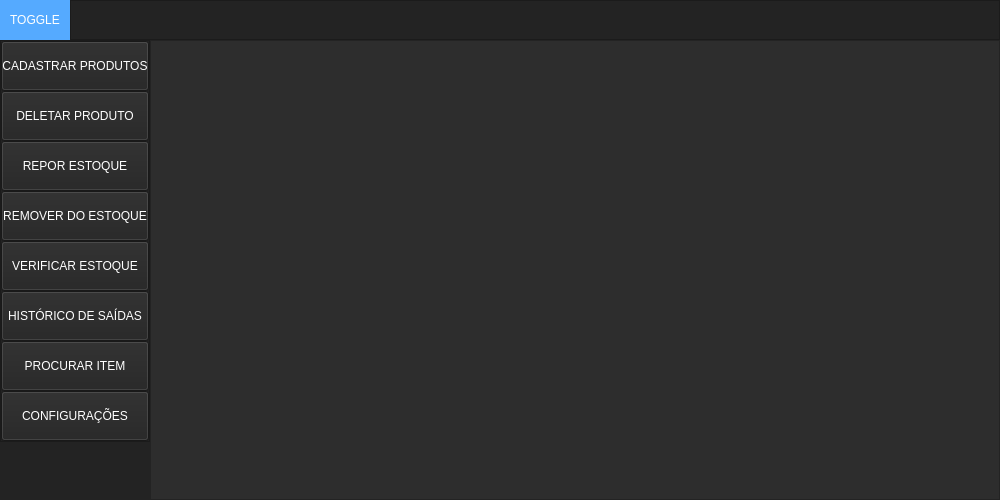
Before: the Qt Designer form Menuzin.ui in leohpmoreira/inventoryManagement, drawn with Qt 5.
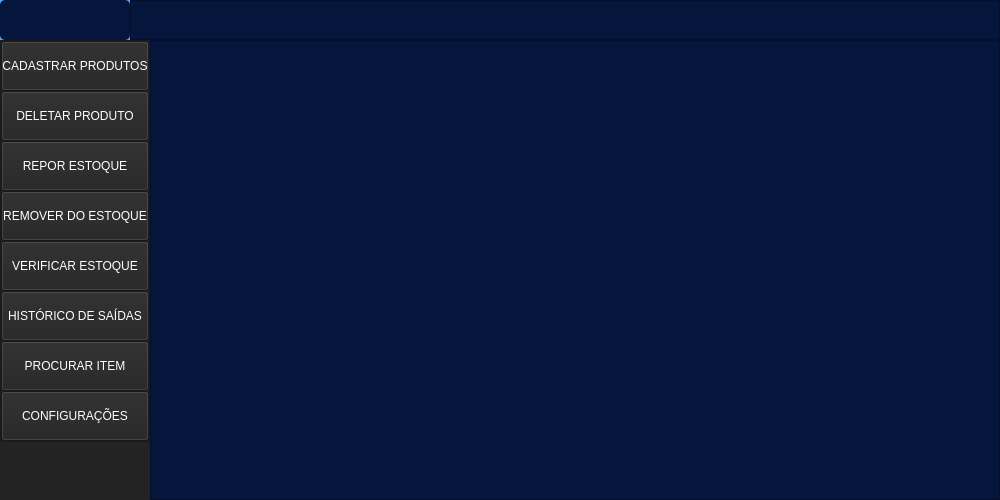
After: the same form once the commit is applied. Icons and pictures are not drawn.

```diff
--- a/Menuzin.ui
+++ b/Menuzin.ui
@@ -82,7 +82,7 @@
         <widget class="QFrame" name="frame_top">
          <property name="maximumSize">
           <size>
-           <width>70</width>
+           <width>130</width>
            <height>40</height>
           </size>
          </property>
@@ -120,11 +120,16 @@
              </sizepolicy>
             </property>
             <property name="styleSheet">
-             <string notr="true">color: rgb(255, 255, 255);
-border: 0px solid;</string>
+             <string notr="true">QPushButton{	
+	background-image: url(:/Menu/menu1.png);
+	background-repeat: no-repeat;
+	background-position: center;
+	border-radius: 5px;
+	background-color: rgb(6, 21, 60);
+}</string>
             </property>
             <property name="text">
-             <string>TOGGLE</string>
+             <string/>
             </property>
            </widget>
           </item>
@@ -133,6 +138,9 @@
        </item>
        <item>
         <widget class="QFrame" name="frame_toggle">
+         <property name="styleSheet">
+          <string notr="true">background-color: rgb(6, 21, 60);</string>
+         </property>
          <property name="frameShape">
           <enum>QFrame::StyledPanel</enum>
          </property>
@@ -415,6 +423,9 @@
        </item>
        <item>
         <widget class="QFrame" name="frame_pages">
+         <property name="styleSheet">
+          <string notr="true">background-color: rgb(6, 21, 60);</string>
+         </property>
          <property name="frameShape">
           <enum>QFrame::StyledPanel</enum>
          </property>
```
Left out of the diff: 16 changed lines with no effect on the pictures.
